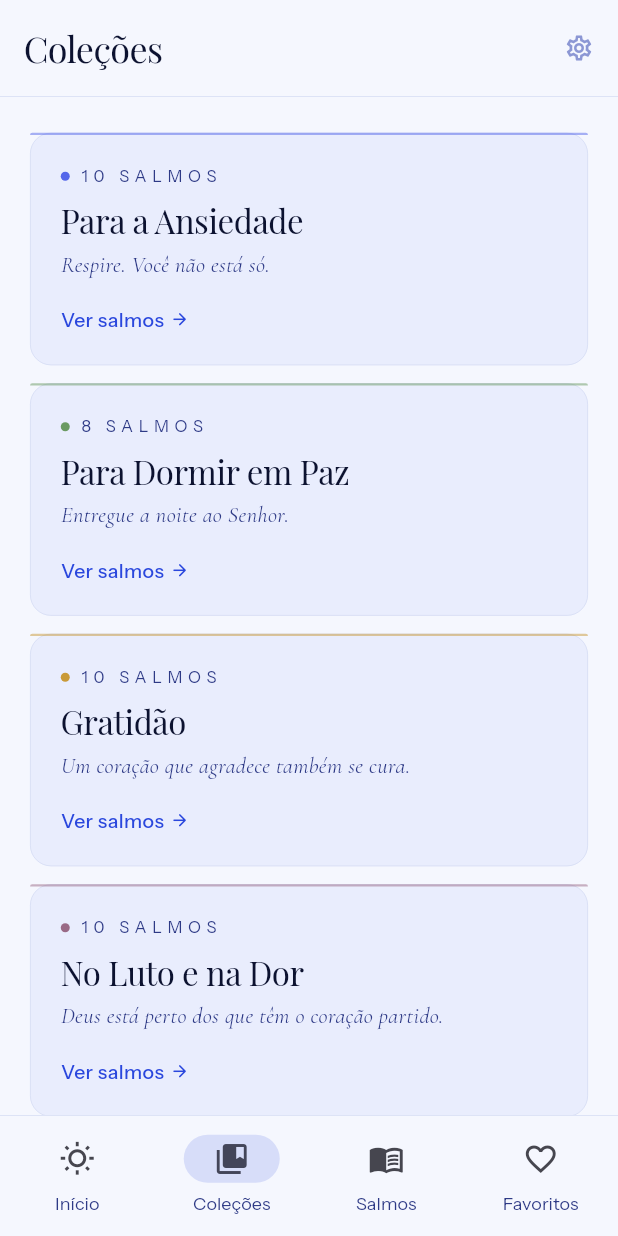
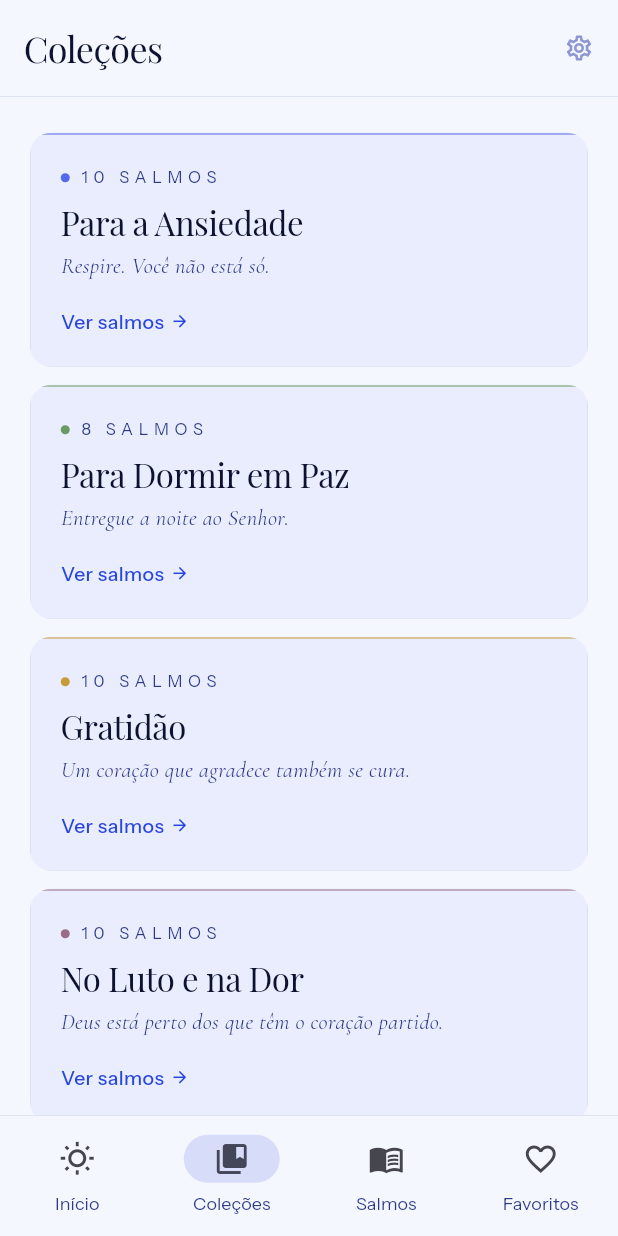
Before and after one commit to omeusalmo/o-meu-salmo, a Flutter app: the ColecoesScreen screen opened by its route, on a phone screen of 412 x 824 dp. Run offline on Flutter 3.47's test engine with Material 3 defaults, Android fonts, the phone set to English and light mode, and no system bars; our stand-ins replace firebase_analytics, firebase_core, firebase_crashlytics, flutter_local_notifications, flutter_riverpod, go_router and 6 more; missing offline and left inert: audio_session; accounts and stored records are empty; project files that could hold a hidden picture were left out.

Commit message:
fix(colecoes): fix top border corners using ClipRRect approach
Replace Stack+Positioned (square corners) with ClipRRect wrapping
Material — BoxDecoration can use asymmetric Border without borderRadius
since ClipRRect handles corner clipping. Top border 1.5px @ 50% opacity,
sides 0.5px nightLine, matching play-store HTML reference.

Co-Authored-By: Claude Sonnet 4.6 <noreply@anthropic.com>

```diff
--- a/app/lib/shared/widgets/collection_card.dart
+++ b/app/lib/shared/widgets/collection_card.dart
@@ -37,21 +37,25 @@ class CollectionCard extends StatelessWidget {
     final accent   = isDark ? AppColors.cobalt400  : AppColors.cobalt500;
     final dotColor = _emoDot(emocaoId);
 
-    return Material(
+    // ClipRRect handles borderRadius — BoxDecoration pode usar Border assimétrico
+    // sem triggerar "borderRadius can only be given on borders with uniform colors"
+    return ClipRRect(
+      borderRadius: BorderRadius.circular(AppTheme.radiusMd),
+      child: Material(
         color: surface,
-      borderRadius: BorderRadius.circular(AppTheme.radiusMd),
         child: InkWell(
-        borderRadius: BorderRadius.circular(AppTheme.radiusMd),
           splashColor: accent.withAlpha(30),
           highlightColor: accent.withAlpha(15),
           onTap: onTap,
-        child: Stack(
-          children: [
-            Container(
+          child: Container(
             width: double.infinity,
             decoration: BoxDecoration(
-                borderRadius: BorderRadius.circular(AppTheme.radiusMd),
-                border: Border.all(color: border, width: 0.5),
+              border: Border(
+                top:    BorderSide(color: dotColor.withAlpha(128), width: 1.5),
+                left:   BorderSide(color: border, width: 0.5),
+                right:  BorderSide(color: border, width: 0.5),
+                bottom: BorderSide(color: border, width: 0.5),
+              ),
             ),
             padding: const EdgeInsets.symmetric(
               horizontal: AppTheme.sp5,
@@ -122,21 +126,6 @@ class CollectionCard extends StatelessWidget {
               ],
             ),
           ),
-            Positioned(
-              top: 0,
-              left: 0,
-              right: 0,
-              child: Container(
-                height: 1.5,
-                decoration: BoxDecoration(
-                  color: dotColor.withAlpha(128),
-                  borderRadius: const BorderRadius.vertical(
-                    top: Radius.circular(AppTheme.radiusMd),
-                  ),
-                ),
-              ),
-            ),
-          ],
         ),
       ),
     );
```
Lines whose indentation alone changed are shown as unchanged.
